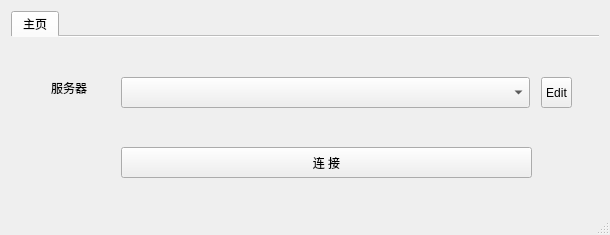
Above: src/dialog/mainwindow.ui from 13418485892/openconnect-gui before the change. Below: the same form after it.
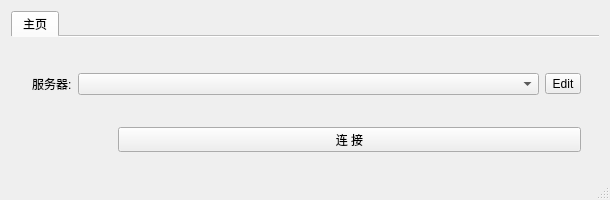
That is the form after the change. Icons and pictures are not drawn.

Patch:
```diff
--- a/src/dialog/mainwindow.ui
+++ b/src/dialog/mainwindow.ui
@@ -10,7 +10,7 @@
     <x>0</x>
     <y>0</y>
     <width>610</width>
-    <height>235</height>
+    <height>200</height>
    </rect>
   </property>
   <property name="sizePolicy">
@@ -22,13 +22,13 @@
   <property name="minimumSize">
    <size>
     <width>610</width>
-    <height>235</height>
+    <height>200</height>
    </size>
   </property>
   <property name="maximumSize">
    <size>
     <width>610</width>
-    <height>235</height>
+    <height>200</height>
    </size>
   </property>
   <property name="windowIcon">
@@ -73,76 +73,43 @@
        <attribute name="title">
         <string>主页</string>
        </attribute>
+       <widget class="QWidget" name="verticalLayoutWidget">
+        <property name="geometry">
+         <rect>
+          <x>10</x>
+          <y>10</y>
+          <width>571</width>
+          <height>131</height>
+         </rect>
+        </property>
+        <layout class="QVBoxLayout" name="verticalLayout" stretch="1,3">
+         <property name="topMargin">
+          <number>0</number>
+         </property>
+         <property name="bottomMargin">
+          <number>0</number>
+         </property>
+         <item>
+          <layout class="QHBoxLayout" name="horizontalLayout_1" stretch="0,4,0">
+           <item>
        <widget class="QLabel" name="label">
-        <property name="geometry">
-         <rect>
-          <x>40</x>
-          <y>40</y>
-          <width>51</width>
-          <height>21</height>
-         </rect>
-        </property>
         <property name="styleSheet">
          <string notr="true">font: 12pt &quot;黑体&quot;;</string>
         </property>
         <property name="text">
-         <string>服务器</string>
-        </property>
-       </widget>
+              <string>服务器:</string>
+             </property>
+            </widget>
+           </item>
+           <item>
        <widget class="QComboBox" name="serverList">
-        <property name="geometry">
-         <rect>
-          <x>110</x>
-          <y>40</y>
-          <width>409</width>
-          <height>31</height>
-         </rect>
-        </property>
-       </widget>
-       <widget class="QLabel" name="iconLabel">
-        <property name="geometry">
-         <rect>
-          <x>20</x>
-          <y>80</y>
-          <width>80</width>
-          <height>80</height>
-         </rect>
-        </property>
-        <property name="maximumSize">
-         <size>
-          <width>80</width>
-          <height>80</height>
-         </size>
-        </property>
-        <property name="scaledContents">
-         <bool>true</bool>
-        </property>
-       </widget>
-       <widget class="QPushButton" name="connectionButton">
-        <property name="geometry">
-         <rect>
-          <x>110</x>
-          <y>110</y>
-          <width>411</width>
-          <height>31</height>
-         </rect>
-        </property>
         <property name="styleSheet">
-         <string notr="true">font: 12pt &quot;黑体&quot;;</string>
-        </property>
-        <property name="text">
-         <string>连 接</string>
-        </property>
-       </widget>
+              <string notr="true">font: 11pt &quot;Arial&quot;;</string>
+             </property>
+            </widget>
+           </item>
+           <item>
        <widget class="QToolButton" name="serverListControl">
-        <property name="geometry">
-         <rect>
-          <x>530</x>
-          <y>40</y>
-          <width>31</width>
-          <height>31</height>
-         </rect>
-        </property>
         <property name="whatsThis">
          <string>Edit</string>
         </property>
@@ -156,6 +123,59 @@
         <property name="popupMode">
          <enum>QToolButton::InstantPopup</enum>
         </property>
+            </widget>
+           </item>
+          </layout>
+         </item>
+         <item>
+          <layout class="QHBoxLayout" name="horizontalLayout_2" stretch="1,4">
+           <property name="topMargin">
+            <number>0</number>
+           </property>
+           <item>
+            <widget class="QLabel" name="iconLabel">
+             <property name="maximumSize">
+              <size>
+               <width>80</width>
+               <height>80</height>
+              </size>
+             </property>
+             <property name="scaledContents">
+              <bool>true</bool>
+             </property>
+            </widget>
+           </item>
+           <item>
+            <widget class="QPushButton" name="connectionButton">
+             <property name="sizePolicy">
+              <sizepolicy hsizetype="Minimum" vsizetype="Fixed">
+               <horstretch>0</horstretch>
+               <verstretch>0</verstretch>
+              </sizepolicy>
+             </property>
+             <property name="minimumSize">
+              <size>
+               <width>0</width>
+               <height>25</height>
+              </size>
+             </property>
+             <property name="maximumSize">
+              <size>
+               <width>16777215</width>
+               <height>25</height>
+              </size>
+             </property>
+             <property name="styleSheet">
+              <string notr="true">font: 12pt &quot;黑体&quot;;</string>
+             </property>
+             <property name="text">
+              <string>连 接</string>
+             </property>
+            </widget>
+           </item>
+          </layout>
+         </item>
+        </layout>
        </widget>
       </widget>
      </widget>
```
Lines whose indentation alone changed are shown as unchanged.
